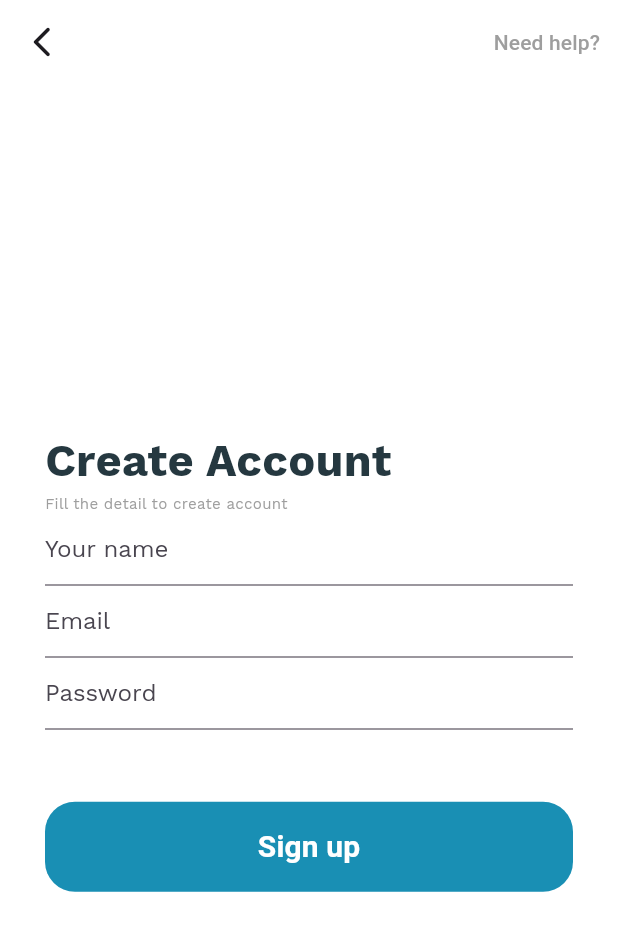
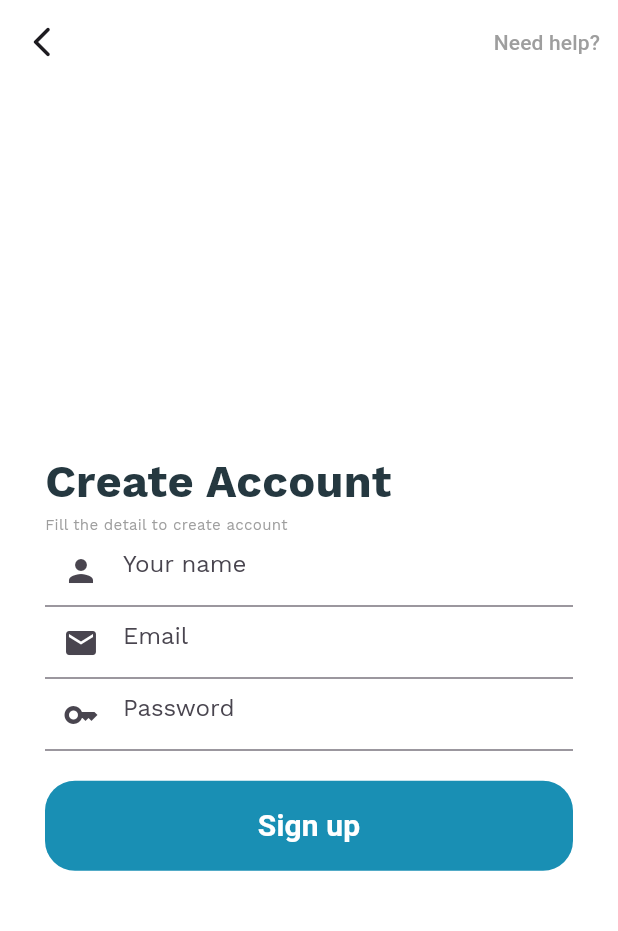
Before and after one commit to ManhHoDinh/HealYou, a Flutter app: the SignupScreen screen opened by its route, after a tap on "Sign up", on a phone screen of 412 x 824 dp. Shown: the top 931 px of the screen. Run offline on Flutter 3.47's test engine with Material 3 defaults, Android fonts, the phone set to English and light mode, and no system bars; our stand-ins replace cloud_firestore, firebase_auth, firebase_core, flutter_rating_bar, flutter_svg, font_awesome_flutter and 3 more; accounts and stored records are empty; network calls fail.

Commit message:
<Fix>: Fix UI

```diff
--- a/lib/healyou/presentations/screens/account/signup_screen.dart
+++ b/lib/healyou/presentations/screens/account/signup_screen.dart
@@ -16,9 +16,9 @@ class SignupScreen extends StatefulWidget {
 }
 
 class _SignupScreenState extends State<SignupScreen> {
-  var passErrorText = '';
-  var emailErrorText = '';
-  var signInError = '';
+  String? passErrorText;
+  String? emailErrorText;
+  String? signInError;
   late TextEditingController nameController;
   late TextEditingController emailController;
   late TextEditingController passController;
@@ -89,74 +89,32 @@ class _SignupScreenState extends State<SignupScreen> {
                     TextField(
                       controller: nameController,
                       decoration: const InputDecoration(
-                        hintText: 'Your name',
-                      ),
+                          hintText: 'Your name',
+                          prefixIcon: Icon(Icons.person)),
                     ),
                     TextField(
                       controller: emailController,
                       onChanged: (text) {
                         handleChangeEmail(text);
                       },
-                      decoration: const InputDecoration(
+                      decoration: InputDecoration(
                         hintText: 'Email',
+                        prefixIcon: const Icon(Icons.mail),
+                        errorText: emailErrorText,
                       ),
                     ),
-                    ShakeError(
-                      controller: shakeTextField,
-                      child: TextField(
-                        controller: passController,
-                        onChanged: (text) {
-                          handleChangePass(text);
-                        },
-                        decoration: const InputDecoration(
+                    TextField(
+                      controller: passController,
+                      onChanged: (text) {
+                        handleChangePass(text);
+                      },
+                      decoration: InputDecoration(
                           hintText: 'Password',
-                        ),
-                      ),
+                          prefixIcon: const Icon(Icons.key),
+                          errorText: passErrorText),
                     ),
                     const SizedBox(
                       height: 10,
-                    ),
-                    Row(
-                      children: [
-                        (passErrorText.isEmpty && passController.text.isNotEmpty
-                            ? const Text(
-                                "Your password is valid",
-                                style: TextStyle(
-                                    color: Colors.green, fontSize: 10),
-                              )
-                            : Text(
-                                passErrorText,
-                                style: const TextStyle(
-                                    color: Colors.red, fontSize: 10),
-                              )),
-                      ],
-                    ),
-                    Row(
-                      children: [
-                        (emailErrorText.isEmpty &&
-                                emailController.text.isNotEmpty
-                            ? const Text(
-                                "Your email is valid",
-                                style: TextStyle(
-                                    color: Colors.green, fontSize: 10),
-                              )
-                            : Text(
-                                emailErrorText,
-                                style: const TextStyle(
-                                    color: Colors.red, fontSize: 10),
-                              )),
-                      ],
-                    ),
-                    Row(
-                      children: [
-                        (signInError.isNotEmpty
-                            ? Text(
-                                signInError,
-                                style: const TextStyle(
-                                    color: Colors.green, fontSize: 10),
-                              )
-                            : const SizedBox.shrink()),
-                      ],
                     ),
                     const SizedBox(
                       height: 10,
@@ -206,7 +164,8 @@ class _SignupScreenState extends State<SignupScreen> {
 
   Future<UserCredential?> _handleSignup() async {
     final db = FirebaseFirestore.instance;
-    if (emailErrorText.isNotEmpty || passErrorText.isNotEmpty) return null;
+    if ((emailErrorText?.isNotEmpty ?? false) ||
+        (passErrorText?.isNotEmpty ?? false)) return null;
     try {
       final credential =
           await FirebaseAuth.instance.createUserWithEmailAndPassword(
@@ -237,6 +196,7 @@ class _SignupScreenState extends State<SignupScreen> {
           signInError = 'The account already exists for that email.';
         });
       }
+      return null;
     } catch (e) {
       print(e);
     }
@@ -249,7 +209,7 @@ class _SignupScreenState extends State<SignupScreen> {
       });
     } else {
       setState(() {
-        passErrorText = '';
+        passErrorText = null;
       });
     }
   }
@@ -263,7 +223,7 @@ class _SignupScreenState extends State<SignupScreen> {
       });
     } else {
       setState(() {
-        emailErrorText = '';
+        emailErrorText = null;
       });
     }
   }
```
Also changed, not shown: lib/healyou/presentations/screens/account/login_screen.dart (+40 -7 lines).
